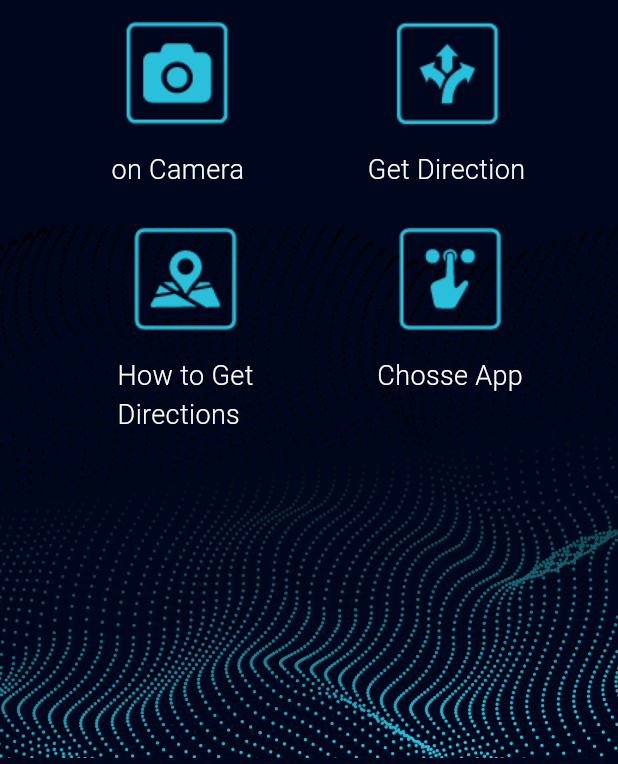
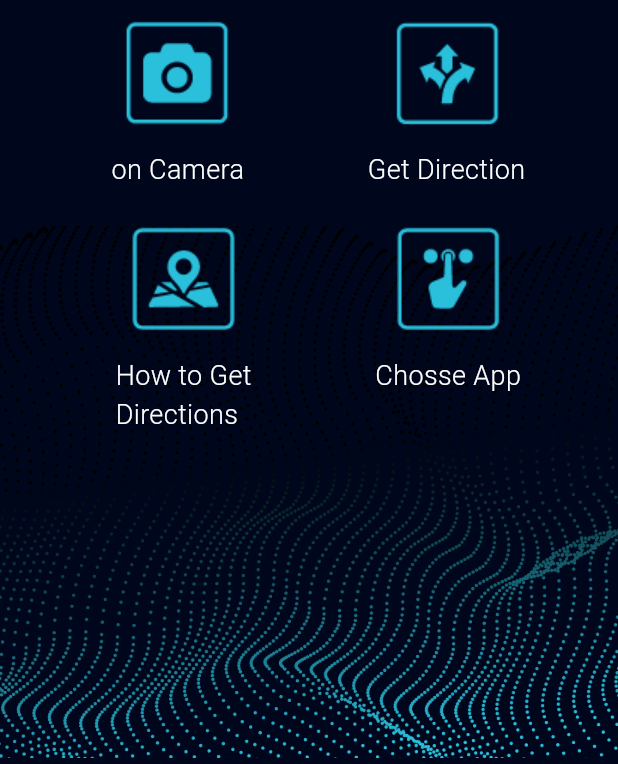
Before and after one commit to faisaljaweed/myseeingeye, a Flutter app: the screen it shows after launch, on a phone screen of 412 x 824 dp. Shown: the part 472-1236 px from the top of the screen. Run offline on Flutter 3.47's test engine with Material 3 defaults, Android fonts, the phone set to English and light mode, and no system bars; our stand-ins replace camera, google_maps_flutter, image_picker, webview_flutter; missing offline and left inert: device_apps, split_view.

Commit message:
Update code

```diff
--- a/lib/secondPage.dart
+++ b/lib/secondPage.dart
@@ -148,9 +148,11 @@ class _SecondPageState extends State<SecondPage> {
                         ),
                         Positioned(
                           child: Row(
+                            mainAxisAlignment: MainAxisAlignment.center,
+                            crossAxisAlignment: CrossAxisAlignment.center,
                             children: [
                               SizedBox(
-                                width: screenSize.width * 0.19,
+                                width: screenSize.width * 0.03,
                               ),
                               GestureDetector(
                                 onTap: () {},
```
